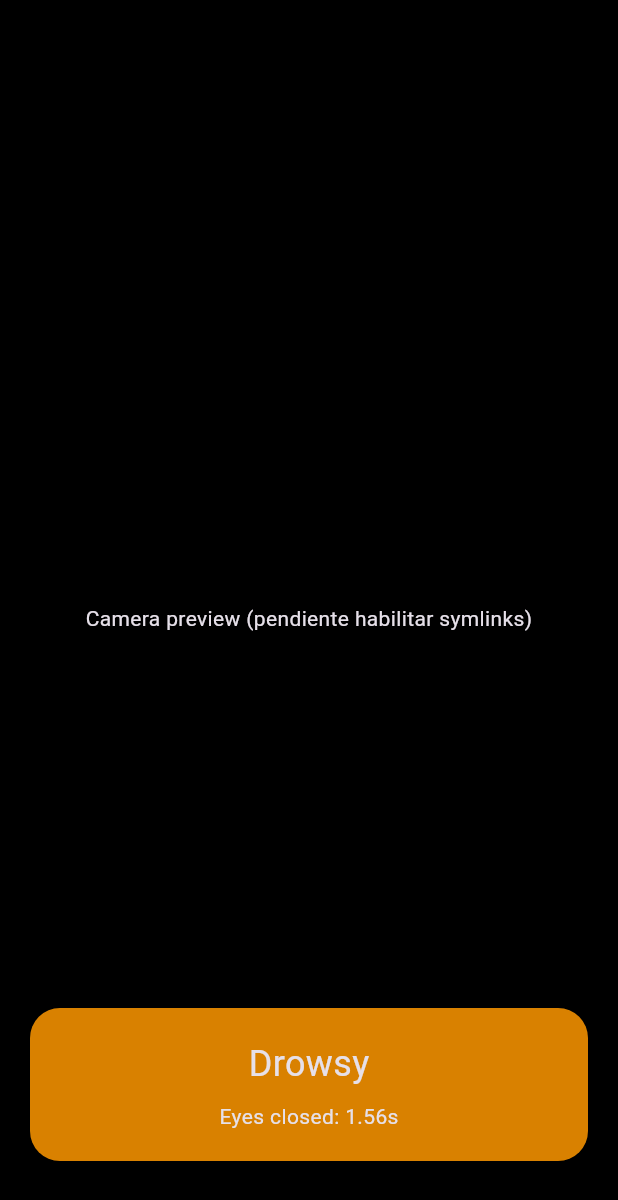
After one commit to Sergioflorez123/drowsiness_detector_ap, a Flutter app: the DrivingScreen screen opened by its route, on a phone screen of 412 x 824 dp. The commit adds this screen. Shown: the top 1200 px of the screen. Run offline on Flutter 3.47's test engine with Material 3 defaults, Android fonts, the phone set to English and light mode, and no system bars; our stand-ins replace flutter_riverpod, go_router, supabase; accounts and stored records are empty.

Commit message:
subir archvos de camara

```diff
--- a/lib/app/router.dart
+++ b/lib/app/router.dart
@@ -1,8 +1,8 @@
-import 'package:flutter/widgets.dart';
 import 'package:go_router/go_router.dart';
 
 import '../presentation/screens/auth/login_screen.dart';
 import '../presentation/screens/auth/register_screen.dart';
+import '../presentation/screens/driving/driving_screen.dart';
 import '../presentation/screens/home/home_screen.dart';
 import '../presentation/screens/splash/splash_screen.dart';
 
@@ -25,5 +25,9 @@ final appRouter = GoRouter(
       path: '/home',
       builder: (context, state) => const HomeScreen(),
     ),
+    GoRoute(
+      path: '/driving',
+      builder: (context, state) => const DrivingScreen(),
+    ),
   ],
 );
--- /dev/null
+++ b/lib/domain/entities/drowsiness_state.dart
@@ -0,0 +1,16 @@
+enum DrowsinessLevel {
+  normal,
+  tired,
+  drowsy,
+  critical,
+}
+
+class DrowsinessState {
+  final DrowsinessLevel level;
+  final double eyeClosureDuration;
+
+  const DrowsinessState({
+    required this.level,
+    required this.eyeClosureDuration,
+  });
+}
--- /dev/null
+++ b/lib/presentation/providers/camera_provider.dart
@@ -0,0 +1,9 @@
+import 'package:flutter_riverpod/flutter_riverpod.dart';
+
+import '../../core/services/camera_service.dart';
+
+final cameraProvider = Provider<CameraService>((ref) {
+  final service = CameraService();
+  ref.onDispose(service.dispose);
+  return service;
+});
--- a/lib/presentation/screens/auth/login_screen.dart
+++ b/lib/presentation/screens/auth/login_screen.dart
@@ -54,7 +54,7 @@ class _LoginScreenState extends ConsumerState<LoginScreen> {
                             emailController.text.trim(),
                             passwordController.text,
                           );
-                      if (!mounted) return;
+                      if (!context.mounted) return;
                       context.go('/home');
                     },
               child: loading
--- a/lib/presentation/screens/auth/register_screen.dart
+++ b/lib/presentation/screens/auth/register_screen.dart
@@ -54,7 +54,7 @@ class _RegisterScreenState extends ConsumerState<RegisterScreen> {
                             emailController.text.trim(),
                             passwordController.text,
                           );
-                      if (!mounted) return;
+                      if (!context.mounted) return;
                       context.go('/home');
                     },
               child: loading
--- /dev/null
+++ b/lib/presentation/screens/driving/driving_screen.dart
@@ -0,0 +1,117 @@
+import 'package:flutter/material.dart';
+import 'package:flutter_riverpod/flutter_riverpod.dart';
+
+import '../../../domain/entities/drowsiness_state.dart';
+import '../../providers/camera_provider.dart';
+import '../../providers/drowsiness_provider.dart';
+
+class DrivingScreen extends ConsumerStatefulWidget {
+  const DrivingScreen({super.key});
+
+  @override
+  ConsumerState<DrivingScreen> createState() => _DrivingScreenState();
+}
+
+class _DrivingScreenState extends ConsumerState<DrivingScreen> {
+  bool _ready = false;
+
+  @override
+  void initState() {
+    super.initState();
+    _init();
+  }
+
+  Future<void> _init() async {
+    final cameraService = ref.read(cameraProvider);
+    await cameraService.initialize();
+    ref.read(drowsinessProvider.notifier).start();
+    if (!mounted) return;
+    setState(() => _ready = true);
+  }
+
+  @override
+  void dispose() {
+    ref.read(drowsinessProvider.notifier).stop();
+    super.dispose();
+  }
+
+  @override
+  Widget build(BuildContext context) {
+    final state = ref.watch(drowsinessProvider);
+    final cameraService = ref.watch(cameraProvider);
+
+    return Scaffold(
+      body: Stack(
+        children: [
+          SizedBox.expand(
+            child: _ready && cameraService.isInitialized
+                ? cameraService.buildPreview()
+                : const ColoredBox(color: Colors.black),
+          ),
+          _OverlayUI(state),
+        ],
+      ),
+    );
+  }
+}
+
+class _OverlayUI extends StatelessWidget {
+  final DrowsinessState state;
+
+  const _OverlayUI(this.state);
+
+  Color get color {
+    switch (state.level) {
+      case DrowsinessLevel.normal:
+        return Colors.green;
+      case DrowsinessLevel.tired:
+        return Colors.yellow;
+      case DrowsinessLevel.drowsy:
+        return Colors.orange;
+      case DrowsinessLevel.critical:
+        return Colors.red;
+    }
+  }
+
+  String get text {
+    switch (state.level) {
+      case DrowsinessLevel.normal:
+        return 'Awake';
+      case DrowsinessLevel.tired:
+        return 'Tired';
+      case DrowsinessLevel.drowsy:
+        return 'Drowsy';
+      case DrowsinessLevel.critical:
+        return 'Wake up!';
+    }
+  }
+
+  @override
+  Widget build(BuildContext context) {
+    return Positioned(
+      bottom: 50,
+      left: 20,
+      right: 20,
+      child: Container(
+        padding: const EdgeInsets.all(20),
+        decoration: BoxDecoration(
+          color: color.withAlpha(217),
+          borderRadius: BorderRadius.circular(20),
+        ),
+        child: Column(
+          mainAxisSize: MainAxisSize.min,
+          children: [
+            Text(
+              text,
+              style: const TextStyle(fontSize: 24),
+            ),
+            const SizedBox(height: 8),
+            Text(
+              'Eyes closed: ${state.eyeClosureDuration.toStringAsFixed(2)}s',
+            ),
+          ],
+        ),
+      ),
+    );
+  }
+}
--- a/pubspec.yaml
+++ b/pubspec.yaml
@@ -37,9 +37,7 @@ dependencies:
 
   flutter_riverpod: ^2.5.1
   go_router: ^14.2.0
-  supabase_flutter: ^2.5.6
-  camera: ^0.10.5+9
-  google_maps_flutter: ^2.6.1
+  supabase: ^2.10.2
   intl: ^0.19.0
 
 dev_dependencies:
```
Also changed, not shown: lib/core/services/camera_service.dart (added, +26 -0 lines), lib/core/services/vision_service.dart (added, +34 -0 lines), lib/data/datasources/remote/auth_service.dart (+9 -2 lines), lib/main.dart (+0 -7 lines), lib/presentation/providers/drowsiness_provider.dart (added, +36 -0 lines), pubspec.lock, 1 other file.
